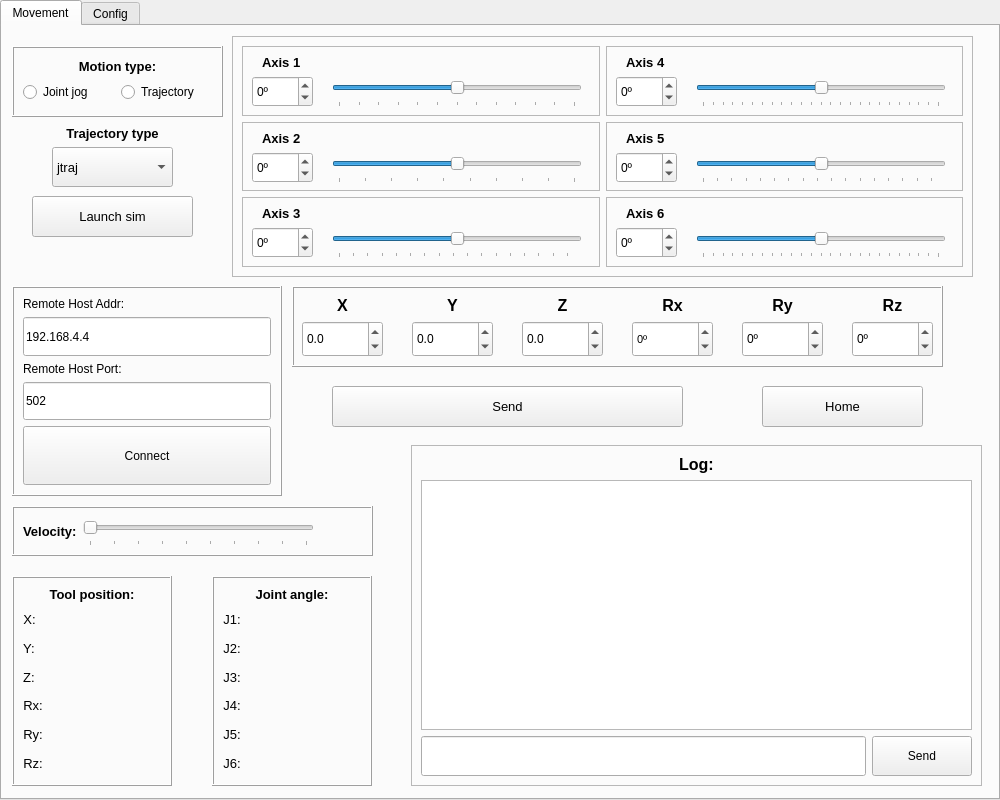
Old version of the form main.ui in the repository RattlingJester/MERA_Swift_Sim.
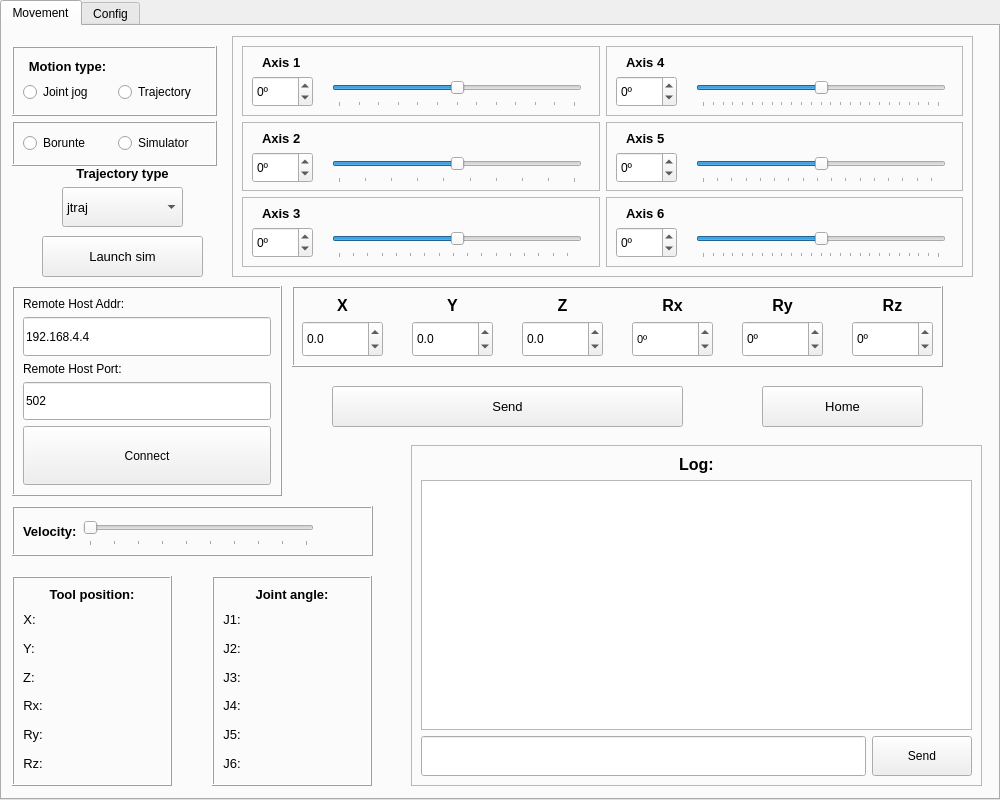
New version of the form.

```diff
--- a/main.ui
+++ b/main.ui
@@ -617,8 +617,8 @@
        <rect>
         <x>10</x>
         <y>20</y>
-        <width>211</width>
-        <height>71</height>
+        <width>205</width>
+        <height>70</height>
        </rect>
       </property>
       <property name="frameShape">
@@ -646,6 +646,28 @@
          </property>
         </widget>
        </item>
+       <item row="0" column="0">
+        <widget class="QLabel" name="MotionType_label">
+         <property name="sizePolicy">
+          <sizepolicy hsizetype="Preferred" vsizetype="Maximum">
+           <horstretch>0</horstretch>
+           <verstretch>0</verstretch>
+          </sizepolicy>
+         </property>
+         <property name="font">
+          <font>
+           <pointsize>10</pointsize>
+           <bold>true</bold>
+          </font>
+         </property>
+         <property name="text">
+          <string>Motion type:</string>
+         </property>
+         <property name="alignment">
+          <set>Qt::AlignmentFlag::AlignCenter</set>
+         </property>
+        </widget>
+       </item>
        <item row="1" column="0">
         <widget class="QRadioButton" name="JointJogButton">
          <property name="sizePolicy">
@@ -670,28 +692,6 @@
          </property>
         </widget>
        </item>
-       <item row="0" column="0" colspan="2">
-        <widget class="QLabel" name="MotionType_label">
-         <property name="sizePolicy">
-          <sizepolicy hsizetype="Preferred" vsizetype="Maximum">
-           <horstretch>0</horstretch>
-           <verstretch>0</verstretch>
-          </sizepolicy>
-         </property>
-         <property name="font">
-          <font>
-           <pointsize>10</pointsize>
-           <bold>true</bold>
-          </font>
-         </property>
-         <property name="text">
-          <string>Motion type:</string>
-         </property>
-         <property name="alignment">
-          <set>Qt::AlignmentFlag::AlignCenter</set>
-         </property>
-        </widget>
-       </item>
       </layout>
      </widget>
      <widget class="QFrame" name="frame_CartesianCoordinates">
@@ -1090,8 +1090,8 @@
      <widget class="QPushButton" name="LaunchButton">
       <property name="geometry">
        <rect>
-        <x>30</x>
-        <y>170</y>
+        <x>40</x>
+        <y>210</y>
         <width>161</width>
         <height>41</height>
        </rect>
@@ -1108,8 +1108,8 @@
      <widget class="QWidget" name="layoutWidget">
       <property name="geometry">
        <rect>
-        <x>50</x>
-        <y>100</y>
+        <x>60</x>
+        <y>140</y>
         <width>121</width>
         <height>61</height>
        </rect>
@@ -2083,6 +2083,38 @@
        </item>
       </layout>
      </widget>
+     <widget class="QFrame" name="frame">
+      <property name="geometry">
+       <rect>
+        <x>10</x>
+        <y>95</y>
+        <width>205</width>
+        <height>45</height>
+       </rect>
+      </property>
+      <property name="frameShape">
+       <enum>QFrame::Shape::Box</enum>
+      </property>
+      <property name="frameShadow">
+       <enum>QFrame::Shadow::Raised</enum>
+      </property>
+      <layout class="QGridLayout" name="gridLayout_6">
+       <item row="0" column="0">
+        <widget class="QRadioButton" name="BorunteSwitch_radioButton">
+         <property name="text">
+          <string>Borunte</string>
+         </property>
+        </widget>
+       </item>
+       <item row="0" column="1">
+        <widget class="QRadioButton" name="SimulatorSwitch_radioButton">
+         <property name="text">
+          <string>Simulator</string>
+         </property>
+        </widget>
+       </item>
+      </layout>
+     </widget>
     </widget>
     <widget class="QWidget" name="tab_config">
      <attribute name="title">
```
